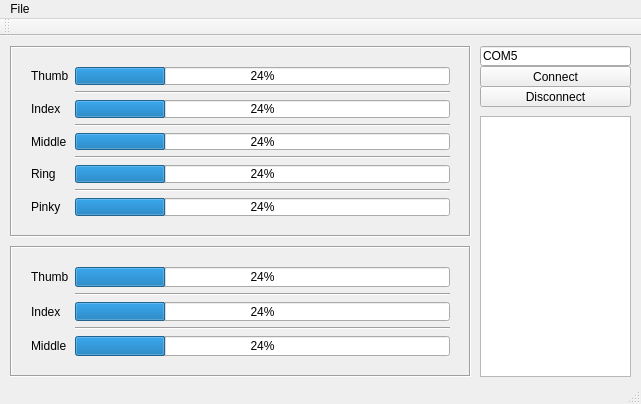
Old version of the form EMG-Exectutor/EMGExectutor.ui in the repository NotHosomi/EMG-interpreter.
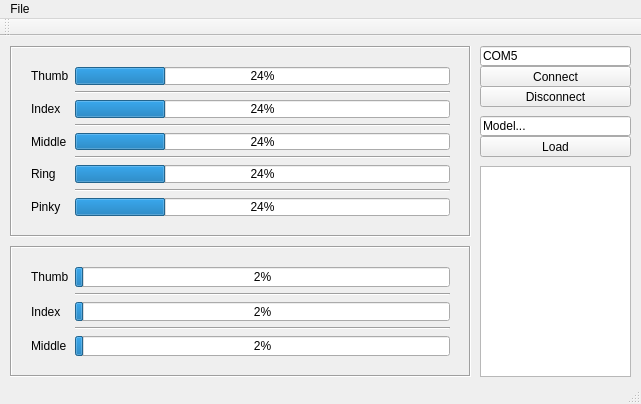
New version of the form.

What changed in the file:
```diff
--- a/EMG-Exectutor/EMGExectutor.ui
+++ b/EMG-Exectutor/EMGExectutor.ui
@@ -174,7 +174,7 @@
          <bool>true</bool>
         </property>
         <property name="maximum">
-         <number>100</number>
+         <number>1023</number>
         </property>
         <property name="value">
          <number>24</number>
@@ -206,7 +206,7 @@
          <bool>true</bool>
         </property>
         <property name="maximum">
-         <number>100</number>
+         <number>1023</number>
         </property>
         <property name="value">
          <number>24</number>
@@ -259,7 +259,7 @@
          <bool>true</bool>
         </property>
         <property name="maximum">
-         <number>100</number>
+         <number>1023</number>
         </property>
         <property name="value">
          <number>24</number>
@@ -320,9 +320,9 @@
     <property name="geometry">
      <rect>
       <x>480</x>
-      <y>80</y>
+      <y>130</y>
       <width>151</width>
-      <height>261</height>
+      <height>211</height>
      </rect>
     </property>
    </widget>
@@ -345,6 +345,41 @@
      <bool>false</bool>
     </property>
    </widget>
+   <widget class="QLineEdit" name="textEdit_TempLoad">
+    <property name="geometry">
+     <rect>
+      <x>480</x>
+      <y>80</y>
+      <width>151</width>
+      <height>20</height>
+     </rect>
+    </property>
+    <property name="text">
+     <string>Model...</string>
+    </property>
+    <property name="frame">
+     <bool>true</bool>
+    </property>
+   </widget>
+   <widget class="QPushButton" name="BtnTempLoad">
+    <property name="geometry">
+     <rect>
+      <x>480</x>
+      <y>100</y>
+      <width>151</width>
+      <height>21</height>
+     </rect>
+    </property>
+    <property name="text">
+     <string>Load</string>
+    </property>
+    <property name="default">
+     <bool>false</bool>
+    </property>
+    <property name="flat">
+     <bool>false</bool>
+    </property>
+   </widget>
   </widget>
   <widget class="QMenuBar" name="menuBar">
    <property name="geometry">
```
